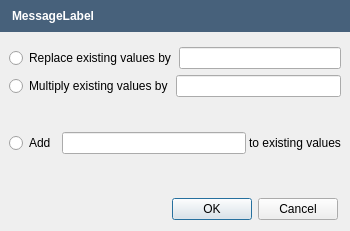
The window that src/apps/openfluid-builder/spatial/EditAttributesValuesDialog.ui (jylfc0307/OpenFluidPlus) describes before a commit, drawn with Qt 5.
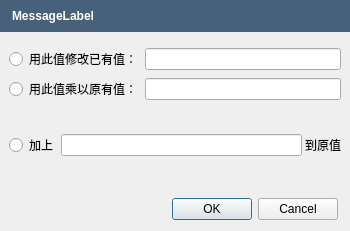
The same window after the commit.

```diff
--- a/src/apps/openfluid-builder/spatial/EditAttributesValuesDialog.ui
+++ b/src/apps/openfluid-builder/spatial/EditAttributesValuesDialog.ui
@@ -110,7 +110,7 @@
         <item>
          <widget class="QRadioButton" name="ReplaceRadioButton">
           <property name="text">
-           <string>Replace existing values by</string>
+           <string>用此值修改已有值：</string>
           </property>
          </widget>
         </item>
@@ -127,7 +127,7 @@
         <item>
          <widget class="QRadioButton" name="MultRadioButton">
           <property name="text">
-           <string>Multiply existing values by</string>
+           <string>用此值乘以原有值：</string>
           </property>
          </widget>
         </item>
@@ -148,7 +148,7 @@
         <item>
          <widget class="QRadioButton" name="AddRadioButton">
           <property name="text">
-           <string>Add </string>
+           <string>加上</string>
           </property>
          </widget>
         </item>
@@ -158,7 +158,7 @@
         <item>
          <widget class="QLabel" name="label">
           <property name="text">
-           <string>to existing values</string>
+           <string>到原值</string>
           </property>
          </widget>
         </item>
```
